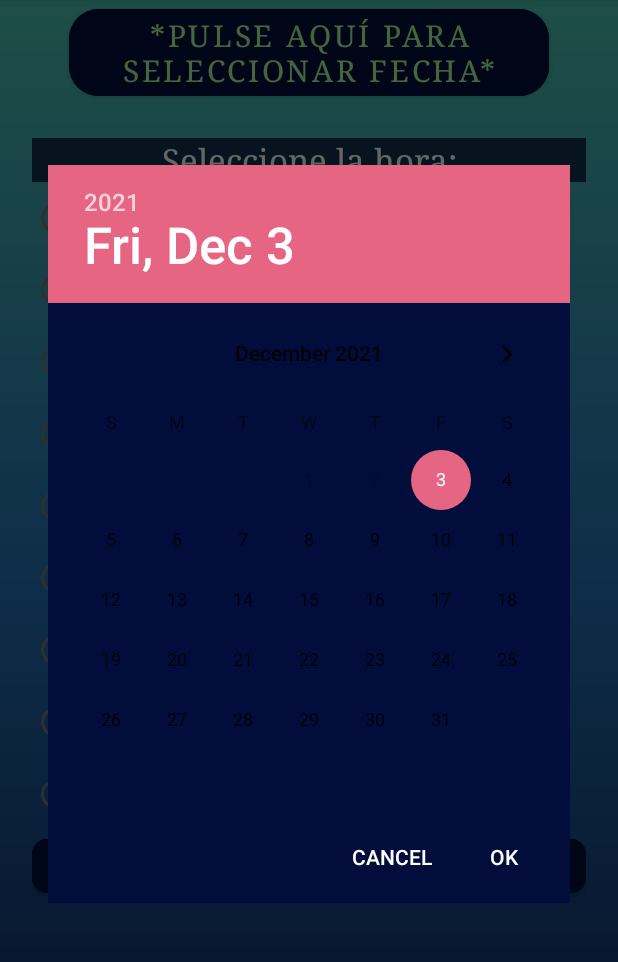
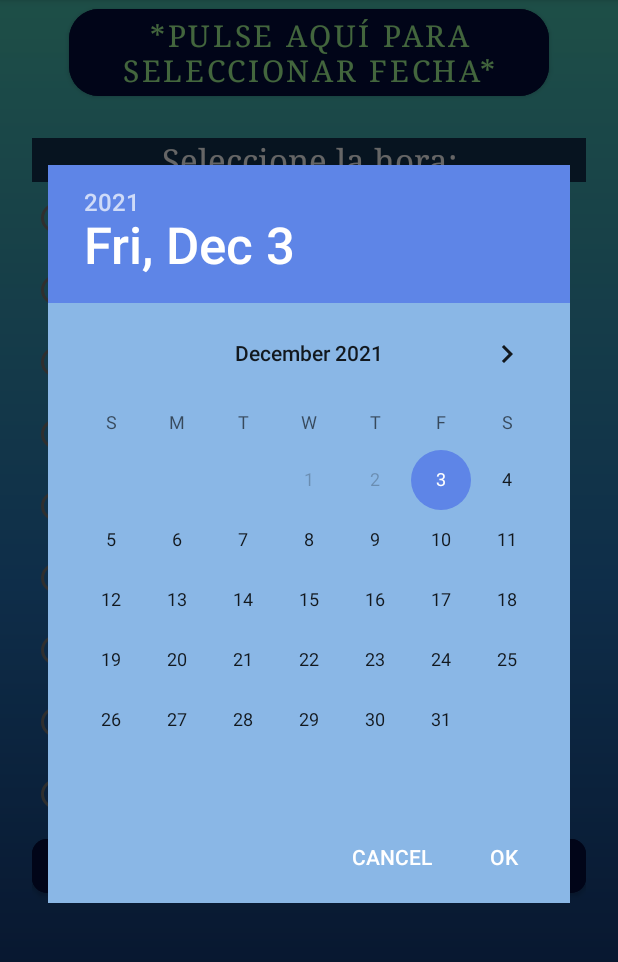
Before and after one commit to jvanhub/TiendaAppAdmin, an Android app: the Modificar_Citas screen opened directly, with no data from a screen before it, after a tap on "*PULSE AQUÍ PARA SELECCIONAR FECHA*", on a phone screen of 412 x 824 dp, the part 84-1046 px from its top. Run offline under Robolectric (Android 15) with nearby library versions, the phone set to English and light mode, and no system bars; our stand-ins replace Firebase (no records; nobody signed in at launch, a user with empty details on screens opened directly); 2 statements that could not run were skipped.

Commit message:
Nueva v1

```diff
--- a/app/src/main/java/com/noanails/tiendaappadmin/Citas.java
+++ b/app/src/main/java/com/noanails/tiendaappadmin/Citas.java
@@ -44,6 +44,9 @@ public class Citas extends AppCompatActivity {
         Button verCita = (Button) findViewById(R.id.buttonVerCitas);
         Button volver = (Button) findViewById(R.id.buttonVolver2);
         elements = new ArrayList<>();
+
+        recogerCitas();
+        recogerUsuarios();
 
         verCita.setOnClickListener(new View.OnClickListener() {
             @Override
--- a/app/src/main/java/com/noanails/tiendaappadmin/Modificar_Citas.java
+++ b/app/src/main/java/com/noanails/tiendaappadmin/Modificar_Citas.java
@@ -132,7 +132,7 @@ public class Modificar_Citas extends AppCompatActivity {
             }
         }
                 , anyo, mes, dia);
-        datePikerDialog.getWindow().setBackgroundDrawable(new ColorDrawable(Color.parseColor("#030D3C")));
+        datePikerDialog.getWindow().setBackgroundDrawable(new ColorDrawable(Color.parseColor("#8AB7E6")));
 
         //Fecha mínima, para evitar citas de dias anteriores al actual.
         datePikerDialog.getDatePicker().setMinDate(System.currentTimeMillis());
--- a/app/src/main/java/com/noanails/tiendaappadmin/Modificar_Usuarios.java
+++ b/app/src/main/java/com/noanails/tiendaappadmin/Modificar_Usuarios.java
@@ -84,6 +84,12 @@ public class Modificar_Usuarios extends AppCompatActivity {
                 }
             }
         });
+        btVolver.setOnClickListener(new View.OnClickListener() {
+            @Override
+            public void onClick(View v) {
+                startActivity(new Intent(Modificar_Usuarios.this, Usuarios.class));
+            }
+        });
     }
 
     public void modificarDatosBBDD(){
--- a/app/src/main/res/values/themes.xml
+++ b/app/src/main/res/values/themes.xml
@@ -14,6 +14,6 @@
         <!-- Customize your theme here. -->
     </style>
     <style name="DialogTheme" parent="Theme.AppCompat.Light.Dialog">
-        <item name="colorAccent">@color/rosaFondo</item>
+        <item name="colorAccent">#5E85E7</item>
     </style>
 </resources>
```
Also changed, not shown: app/src/main/java/com/noanails/tiendaappadmin/Usuarios.java (+1 -9 lines), app/src/main/res/layout/activity_usuarios.xml (+2 -15 lines).
